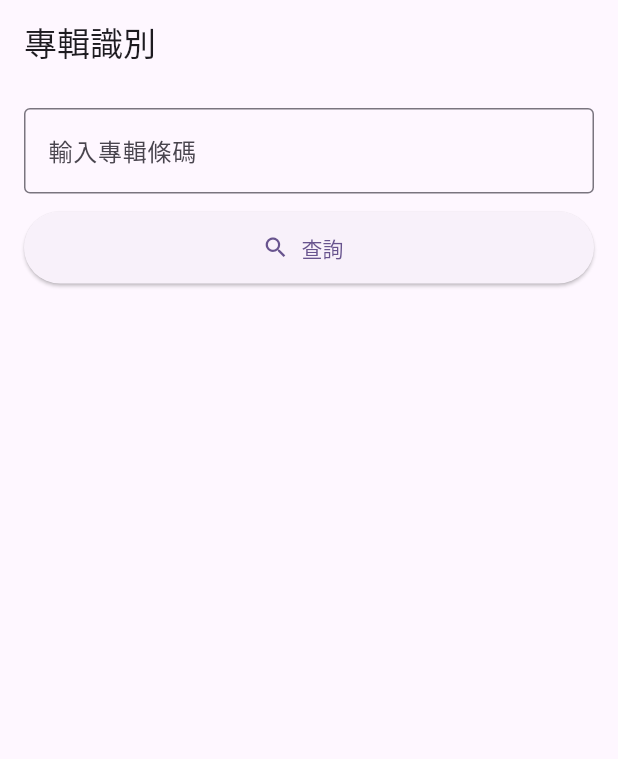
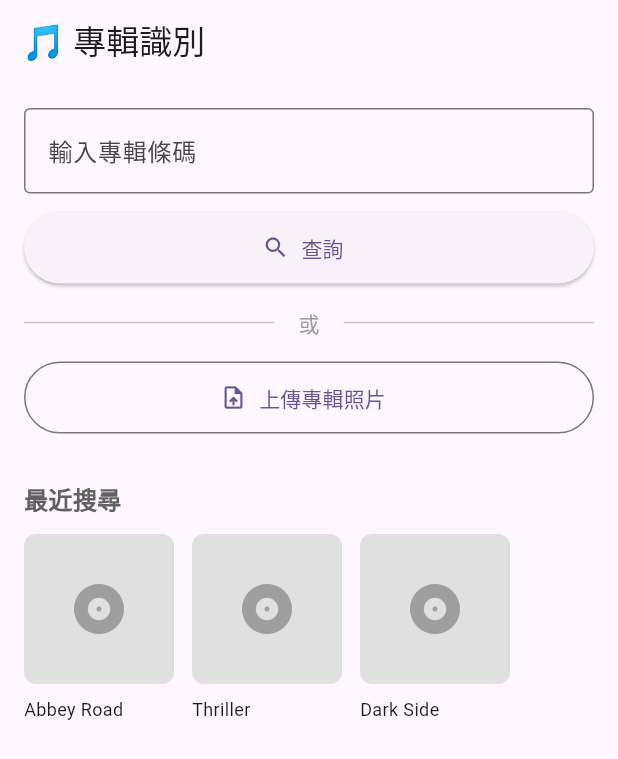
Before and after one commit to chun1943/album_scanner, a Flutter app: the screen it shows after launch, on a phone screen of 412 x 824 dp. Shown: the top 759 px of the screen. Run offline on Flutter 3.47's test engine with Material 3 defaults, Android fonts, the phone set to English and light mode, and no system bars.

Commit message:
feat: recent search list

```diff
--- a/lib/screens/home_screen.dart
+++ b/lib/screens/home_screen.dart
@@ -11,6 +11,7 @@ class _HomeScreenState extends State<HomeScreen> {
   final TextEditingController _barcodeController = TextEditingController();
   String? _errorText;
   bool _loading = false;
+  List<String> _recentSearches = ['Abbey Road', 'Thriller', 'Dark Side'];
 
   @override
   void dispose() {
@@ -47,10 +48,82 @@ class _HomeScreenState extends State<HomeScreen> {
     });
   }
 
+  void _onUpload() {
+    // 暫時用提示訊息
+    ScaffoldMessenger.of(context).showSnackBar(
+      SnackBar(content: Text('上傳功能開發中...')),
+    );
+  }
+
+  Widget _buildRecentSearches() {
+    if (_recentSearches.isEmpty) {
+      return SizedBox.shrink();
+    }
+
+    return Column(
+      crossAxisAlignment: CrossAxisAlignment.start,
+      children: [
+        const SizedBox(height: 32),
+        Text(
+          '最近搜尋',
+          style: TextStyle(
+            fontSize: 16,
+            fontWeight: FontWeight.bold,
+            color: Colors.grey[700],
+          ),
+        ),
+        const SizedBox(height: 12),
+        SizedBox(
+          height: 140,
+          child: ListView.builder(
+            scrollDirection: Axis.horizontal,
+            itemCount: _recentSearches.length,
+            itemBuilder: (context, index) {
+              return _buildRecentSearchCard(_recentSearches[index]);
+            },
+          ),
+        ),
+      ]
+    );
+
+  }
+
+  Widget _buildRecentSearchCard(String albumName) {
+    return Container(
+      width: 100,
+      margin: EdgeInsets.only(right: 12),
+      child: Column(
+        crossAxisAlignment: CrossAxisAlignment.start,
+        children: [
+          Container(
+            width: 100,
+            height: 100,
+            decoration: BoxDecoration(
+              color: Colors.grey[300],
+              borderRadius: BorderRadius.circular(8),
+            ),
+            child: Icon(
+              Icons.album,
+              size: 40,
+              color: Colors.grey[500],
+            ),
+          ),
+          const SizedBox(height: 8),
+          Text(
+            albumName,
+            maxLines: 2,
+            overflow: TextOverflow.ellipsis,
+            style: TextStyle(fontSize: 12),
+          ),
+        ]
+      )
+    );
+  }
+
   @override
   Widget build(BuildContext context) {
     return Scaffold(
-      appBar: AppBar(title: Text('專輯識別')),
+      appBar: AppBar(title: Text('🎵 專輯識別')),
       body: Padding(
         padding: const EdgeInsets.all(16.0),
         child: Column(
@@ -76,6 +149,27 @@ class _HomeScreenState extends State<HomeScreen> {
                 label: _loading ? Text('查詢中...') : Text('查詢'),
               ),
             ),
+            const SizedBox(height: 16),
+            Row(
+              children: [
+                Expanded(child: Divider()),
+                Padding(
+                  padding: EdgeInsets.symmetric(horizontal: 16),
+                  child: Text('或', style: TextStyle(color: Colors.grey)),
+                ),
+                Expanded(child: Divider()),
+              ]
+            ),
+            const SizedBox(height: 16),
+            SizedBox(
+              height: 48,
+              child: OutlinedButton.icon(
+                onPressed: _onUpload,
+                icon: Icon(Icons.upload_file),
+                label: Text('上傳專輯照片'),
+              ),
+            ),
+            _buildRecentSearches(),
           ],
         ),
       ),
```
